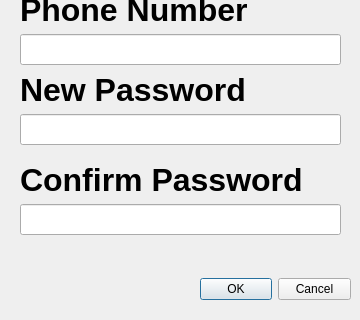
The window that New_User.ui (zkammin33/PPE_Expo) describes before a commit, drawn with Qt 5; both pictures show x 0 to 360 and y 386 to 706 of the 360 by 706 pixel window.
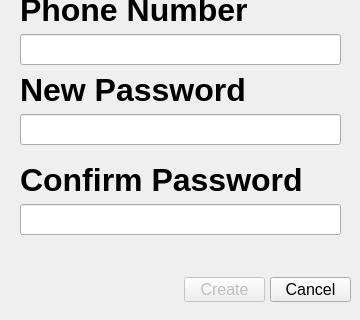
The same window after the commit.

Commit message: Replaced Dialog Box with individual 'Create' and 'Cancel' Buttons Implemented input check for create button

The edit to the form file:
```diff
--- a/New_User.ui
+++ b/New_User.ui
@@ -16,22 +16,6 @@
   <property name="inputMethodHints">
    <set>Qt::ImhNone</set>
   </property>
-  <widget class="QDialogButtonBox" name="confirm_new_user_btnbx">
-   <property name="geometry">
-    <rect>
-     <x>200</x>
-     <y>660</y>
-     <width>151</width>
-     <height>31</height>
-    </rect>
-   </property>
-   <property name="standardButtons">
-    <set>QDialogButtonBox::Cancel|QDialogButtonBox::Ok</set>
-   </property>
-   <property name="centerButtons">
-    <bool>false</bool>
-   </property>
-  </widget>
   <widget class="QLineEdit" name="first_name_input">
    <property name="geometry">
     <rect>
@@ -291,7 +275,46 @@
     <set>Qt::ImhDigitsOnly|Qt::ImhPreferNumbers</set>
    </property>
   </widget>
-  <zorder>confirm_new_user_btnbx</zorder>
+  <widget class="QPushButton" name="create_button">
+   <property name="enabled">
+    <bool>false</bool>
+   </property>
+   <property name="geometry">
+    <rect>
+     <x>184</x>
+     <y>663</y>
+     <width>81</width>
+     <height>25</height>
+    </rect>
+   </property>
+   <property name="font">
+    <font>
+     <pointsize>12</pointsize>
+    </font>
+   </property>
+   <property name="text">
+    <string>Create</string>
+   </property>
+  </widget>
+  <widget class="QPushButton" name="cancel_button">
+   <property name="geometry">
+    <rect>
+     <x>270</x>
+     <y>663</y>
+     <width>81</width>
+     <height>25</height>
+    </rect>
+   </property>
+   <property name="font">
+    <font>
+     <pointsize>12</pointsize>
+     <bold>false</bold>
+    </font>
+   </property>
+   <property name="text">
+    <string>Cancel</string>
+   </property>
+  </widget>
   <zorder>first_name_input</zorder>
   <zorder>first_name_label</zorder>
   <zorder>last_name_label</zorder>
```
Left out of the diff: 2 changed lines with no effect on the pictures. The commit also changes 2 other files.
